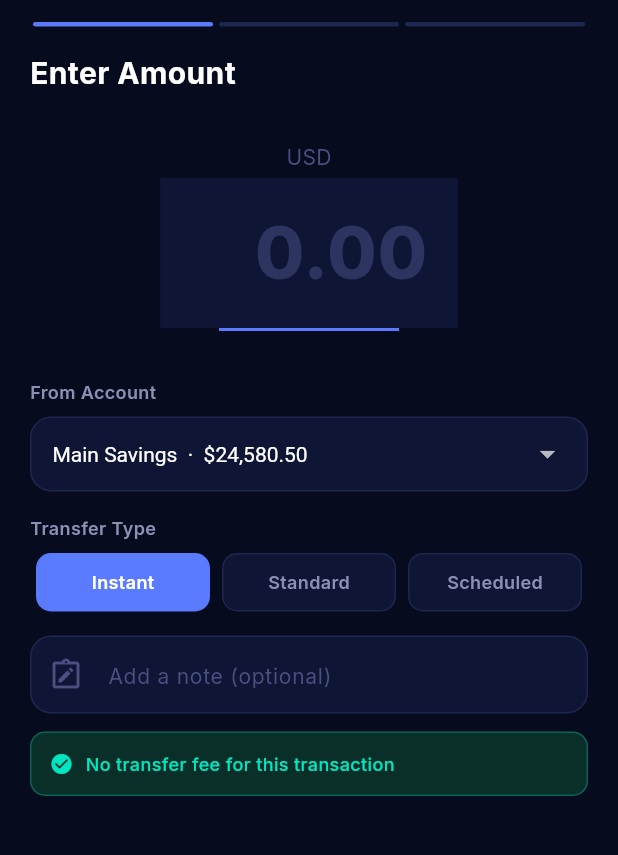
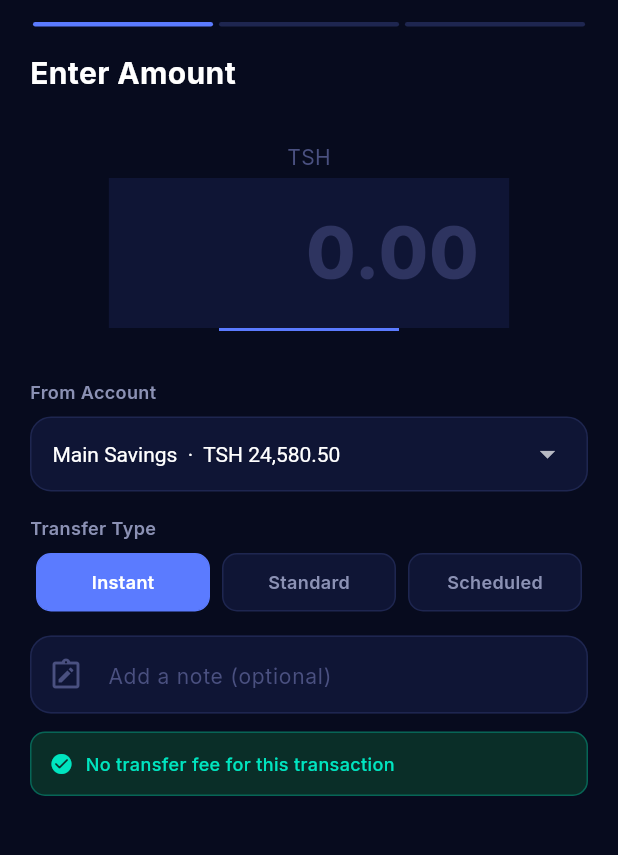
Before and after one commit to APKnation/flutter_banking, a Flutter app: the SendMoneyScreen screen opened by its route, swiped to page 2, on a phone screen of 412 x 824 dp, the part 62-917 px from its top. Run offline on Flutter 3.47's test engine with Material 3 defaults, Android fonts, the phone set to English and light mode, and no system bars; our stand-ins replace equatable, fl_chart, flutter_bloc, go_router, google_fonts, local_auth and 2 more.

Commit message:
second commit

```diff
--- a/lib/core/utils/formatters.dart
+++ b/lib/core/utils/formatters.dart
@@ -3,15 +3,15 @@ import 'package:intl/intl.dart';
 class AppFormatters {
   AppFormatters._();
 
-  static String formatCurrency(double amount, {String symbol = '\$', int decimals = 2}) {
+  static String formatCurrency(double amount, {String symbol = 'TSH ', int decimals = 2}) {
     final f = NumberFormat.currency(symbol: symbol, decimalDigits: decimals);
     return f.format(amount);
   }
 
   static String formatCompact(double amount) {
-    if (amount >= 1000000) return '\$${(amount / 1000000).toStringAsFixed(2)}M';
-    if (amount >= 1000) return '\$${(amount / 1000).toStringAsFixed(1)}K';
-    return '\$${amount.toStringAsFixed(2)}';
+    if (amount >= 1000000) return 'TSH ${(amount / 1000000).toStringAsFixed(2)}M';
+    if (amount >= 1000) return 'TSH ${(amount / 1000).toStringAsFixed(1)}K';
+    return 'TSH ${amount.toStringAsFixed(2)}';
   }
 
   static String formatDate(DateTime date) {
--- a/lib/features/transfer/send_money_screen.dart
+++ b/lib/features/transfer/send_money_screen.dart
@@ -303,7 +303,7 @@ class _AmountStep extends StatelessWidget {
           Center(
             child: Column(
               children: [
-                const Text('USD', style: TextStyle(color: AppColors.textMuted, fontSize: 14)),
+                const Text('TSH', style: TextStyle(color: AppColors.textMuted, fontSize: 14)),
                 const SizedBox(height: 4),
                 IntrinsicWidth(
                   child: TextField(
@@ -321,7 +321,7 @@ class _AmountStep extends StatelessWidget {
                       border: InputBorder.none,
                       enabledBorder: InputBorder.none,
                       focusedBorder: InputBorder.none,
-                      prefixText: '\$ ',
+                      prefixText: 'TSH ',
                       prefixStyle: TextStyle(fontSize: 48, fontWeight: FontWeight.w800,
                           color: AppColors.textMuted),
                     ),
--- a/lib/features/transfer/transfer_screens.dart
+++ b/lib/features/transfer/transfer_screens.dart
@@ -255,7 +255,7 @@ class _RequestMoneyScreenState extends State<RequestMoneyScreen> {
               style: const TextStyle(color: AppColors.textPrimary),
               decoration: InputDecoration(
                 hintText: 'Request amount (optional)',
-                prefixText: '\$ ',
+                prefixText: 'TSH ',
                 filled: true, fillColor: AppColors.surface,
                 border: OutlineInputBorder(borderRadius: BorderRadius.circular(14),
                     borderSide: const BorderSide(color: AppColors.border)),
```
